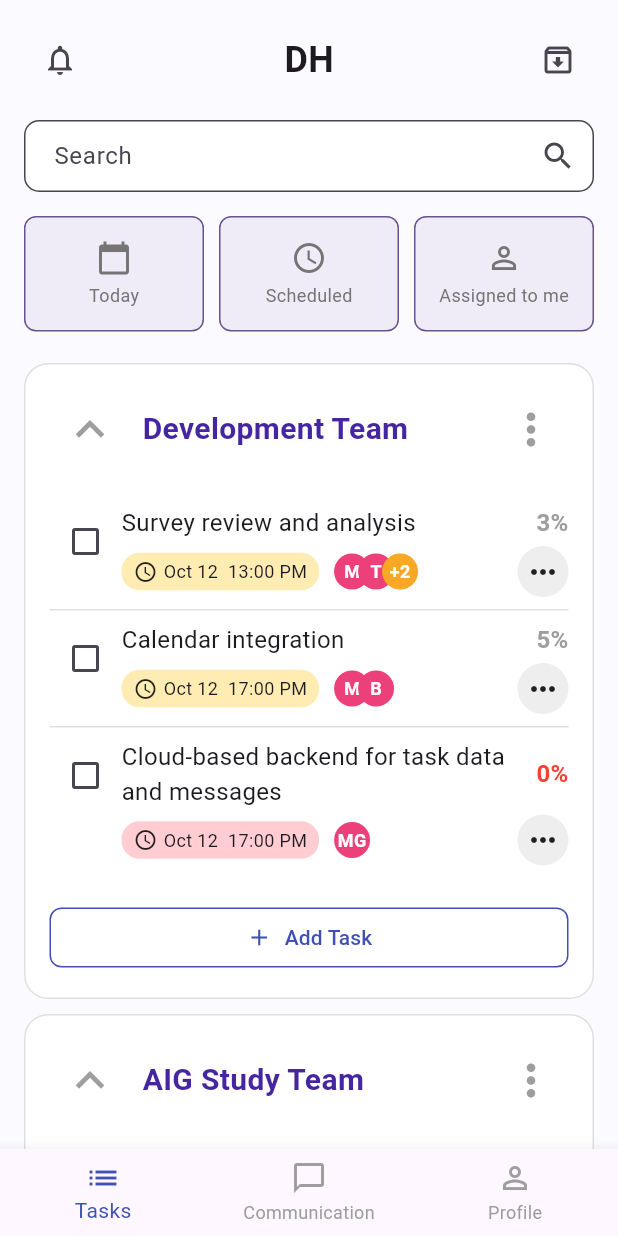
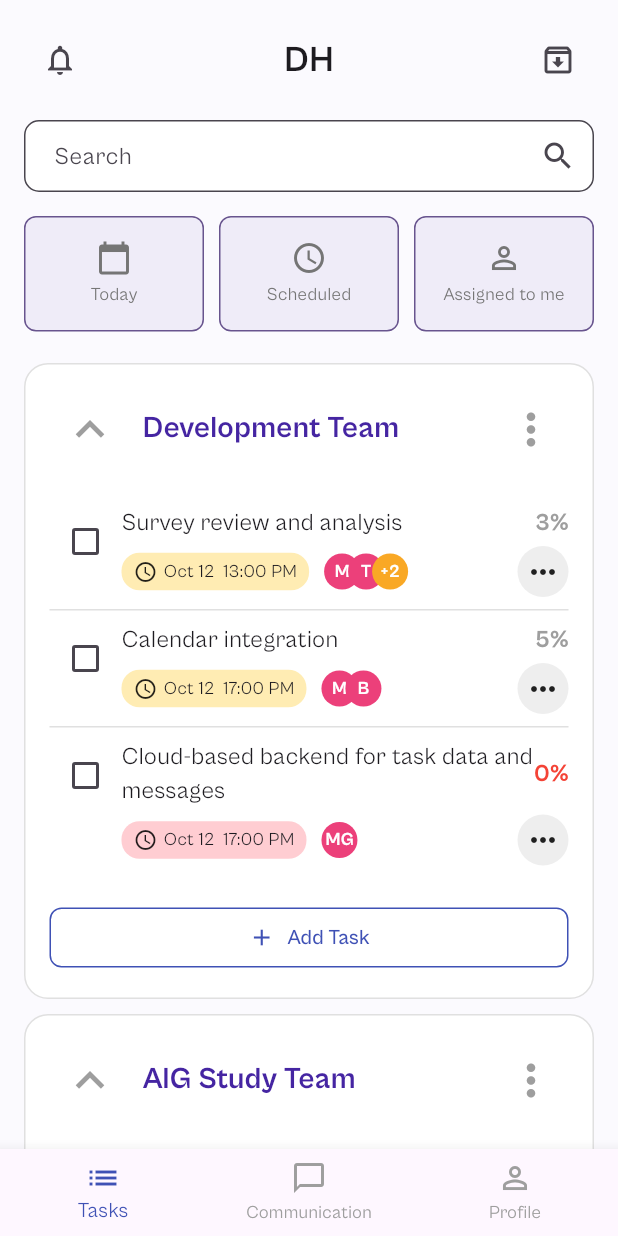
Before and after one commit to getch04/task_app, a Flutter app: the screen it shows after launch, on a phone screen of 412 x 824 dp. Run offline on Flutter 3.47's test engine with Material 3 defaults, Android fonts, the phone set to English and light mode, and no system bars; our stand-ins replace flutter_riverpod.

Commit message:
feat: app font added

```diff
--- a/lib/core/configs/theme_config.dart
+++ b/lib/core/configs/theme_config.dart
@@ -4,6 +4,7 @@ import 'package:tasks_app/core/constants/app_colors.dart';
 class AppTheme {
   static ThemeData get lightTheme {
     return ThemeData(
+      fontFamily: 'CabinetGrotesk',
       colorScheme: ColorScheme.fromSeed(seedColor: Colors.deepPurple),
       useMaterial3: true,
       appBarTheme: const AppBarTheme(
--- a/lib/core/theme/app_theme.dart
+++ b/lib/core/theme/app_theme.dart
@@ -2,12 +2,12 @@ import 'package:flutter/material.dart';
 
 class AppTheme {
   static ThemeData get light => ThemeData(
+        fontFamily: 'CabinetGrotesk',
         primaryColor: const Color(0xFF4525A2),
         scaffoldBackgroundColor: Colors.white,
         appBarTheme: const AppBarTheme(
           backgroundColor: Colors.white,
           elevation: 0,
         ),
-    // Add more theme configurations
       );
 }
```
Also changed, not shown: pubspec.yaml (+20 -61 lines), assets/fonts/CabinetGrotesk-Black.otf (added), assets/fonts/CabinetGrotesk-Bold.otf (added), assets/fonts/CabinetGrotesk-Extrabold.otf (added), assets/fonts/CabinetGrotesk-Extralight.otf (added), assets/fonts/CabinetGrotesk-Light.otf (added), assets/fonts/CabinetGrotesk-Medium.otf (added), assets/fonts/CabinetGrotesk-Regular.otf (added), assets/fonts/CabinetGrotesk-Thin.otf (added). Lines whose indentation alone changed are shown as unchanged.
